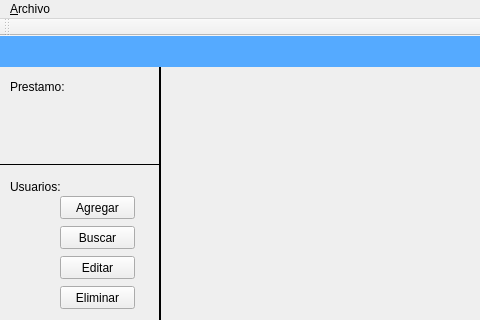
ottodevs/project-biblioteca, file mainwindow.ui: the form before one commit; both pictures show x 0 to 480 and y 0 to 320 of the 800 by 600 pixel window.
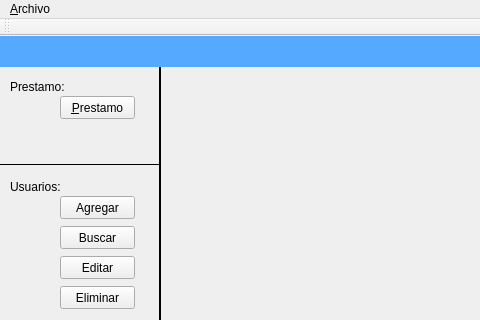
The form after the commit.

The edit to the form file:
```diff
--- a/mainwindow.ui
+++ b/mainwindow.ui
@@ -10,6 +10,12 @@
     <height>600</height>
    </rect>
   </property>
+  <property name="maximumSize">
+   <size>
+    <width>800</width>
+    <height>600</height>
+   </size>
+  </property>
   <property name="windowTitle">
    <string>MainWindow</string>
   </property>
@@ -187,6 +193,19 @@
      <string>Libros:</string>
     </property>
    </widget>
+   <widget class="QPushButton" name="btnPrestamo">
+    <property name="geometry">
+     <rect>
+      <x>60</x>
+      <y>60</y>
+      <width>75</width>
+      <height>23</height>
+     </rect>
+    </property>
+    <property name="text">
+     <string>&amp;Prestamo</string>
+    </property>
+   </widget>
   </widget>
   <widget class="QMenuBar" name="menuBar">
    <property name="geometry">
```
Left out of the diff: 2 changed lines with no effect on the pictures.
